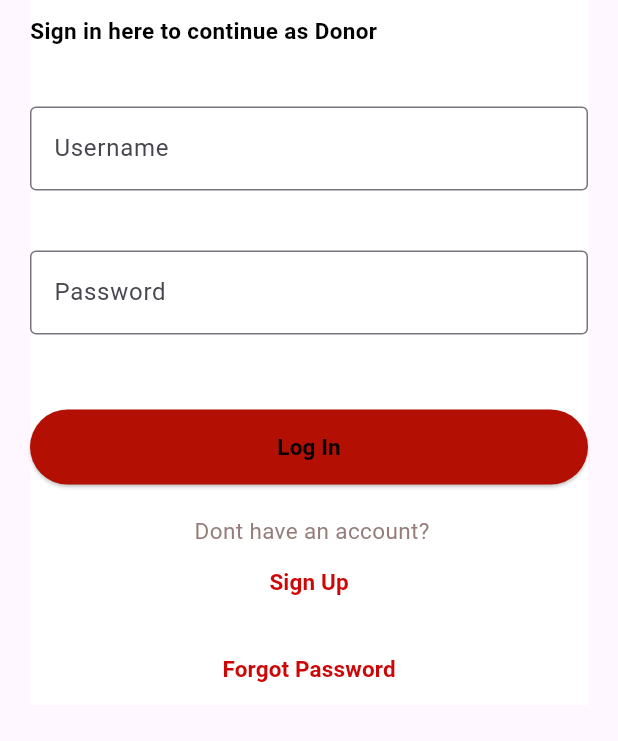
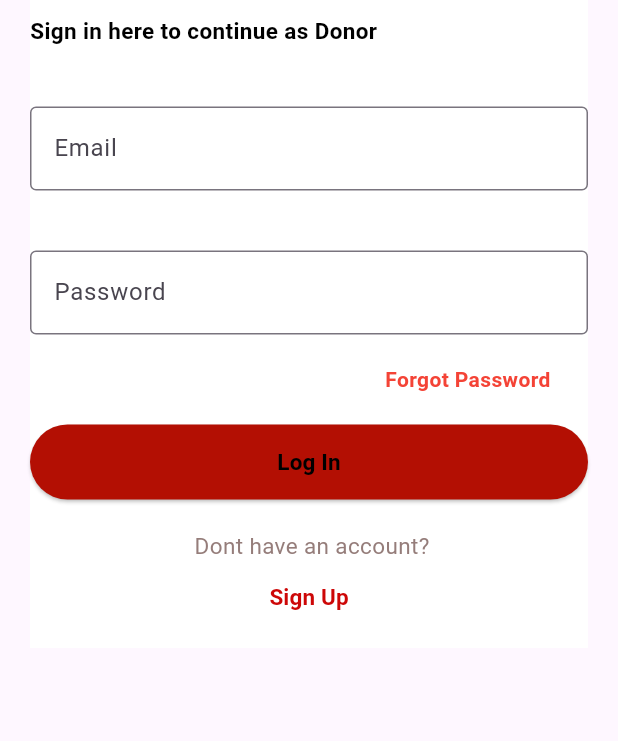
Before and after one commit to sruthi262/test, a Flutter app: the Signin screen opened by its route, on a phone screen of 412 x 824 dp, the part 84-825 px from its top. Run offline on Flutter 3.47's test engine with Material 3 defaults, Android fonts, the phone set to English and light mode, and no system bars; our stand-ins replace firebase_auth, get; accounts and stored records are empty.

Commit message:
Update donor_signin.dart

```diff
--- a/lib/donor_signin.dart
+++ b/lib/donor_signin.dart
@@ -1,10 +1,30 @@
+import 'package:blood_bank/auth.dart';
 import 'package:blood_bank/donor_forgot.dart';
 import 'package:blood_bank/donor_home.dart';
 import 'package:blood_bank/donor_signup.dart';
+
 import 'package:flutter/material.dart';
 
-class Signin extends StatelessWidget {
-  Signin({Key? key}) : super(key: key);
+class Signin extends StatefulWidget {
+  @override
+  State<Signin> createState() => _SigninState();
+}
+
+class _SigninState extends State<Signin> {
+  final _auth = AuthService();
+  final TextEditingController emailController = TextEditingController();
+  final TextEditingController passwordController = TextEditingController();
+
+  get nameController => null;
+
+  @override
+  void dispose() {
+    // Clean up the controller when the widget is disposed.
+    emailController.dispose();
+    passwordController.dispose();
+    super.dispose();
+  }
+
   @override
   Widget build(BuildContext context) {
     return Scaffold(
@@ -39,18 +59,48 @@ class Signin extends StatelessWidget {
                   height: 40.0,
                 ),
                 TextField(
+                  controller: emailController,
                   decoration: InputDecoration(
-                      border: OutlineInputBorder(), hintText: 'Username'),
+                      border: OutlineInputBorder(), hintText: 'Email'),
                 ),
                 SizedBox(
                   height: 40.0,
                 ),
                 TextField(
+                  controller: passwordController,
                   decoration: InputDecoration(
                       border: OutlineInputBorder(), hintText: 'Password'),
                 ),
                 SizedBox(
-                  height: 50.0,
+                  height: 20.0,
+                ),
+                Padding(
+                  padding: EdgeInsets.symmetric(horizontal: 25.0),
+                  child:
+                      Row(mainAxisAlignment: MainAxisAlignment.end, children: [
+                    GestureDetector(
+                      onTap: () {
+                        Navigator.push(
+                          context,
+                          MaterialPageRoute(
+                            builder: (context) {
+                              return donorforget();
+                            },
+                          ),
+                        );
+                      },
+                      child: Text(
+                        'Forgot Password',
+                        style: TextStyle(
+                          color: Colors.red,
+                          fontWeight: FontWeight.bold,
+                        ),
+                      ),
+                    )
+                  ]),
+                ),
+                SizedBox(
+                  height: 20.0,
                 ),
                 Center(
                   child: SizedBox(
@@ -61,8 +111,7 @@ class Signin extends StatelessWidget {
                         backgroundColor: Color.fromARGB(255, 179, 15, 3),
                         // Set the button's background color
                       ),
-                      onPressed: () => Navigator.of(context).pushReplacement(
-                          MaterialPageRoute(builder: (context) => donorhome())),
+                      onPressed: _login,
                       child: Text(
                         'Log In',
                         style: TextStyle(
@@ -105,20 +154,6 @@ class Signin extends StatelessWidget {
                 SizedBox(
                   height: 10.0,
                 ),
-                Center(
-                  child: TextButton(
-                    child: Text(
-                      'Forgot Password',
-                      style: TextStyle(
-                        color: Color.fromARGB(255, 205, 7, 7),
-                        fontSize: 15,
-                        fontWeight: FontWeight.bold,
-                      ),
-                    ),
-                    onPressed: () => Navigator.of(context).pushReplacement(
-                        MaterialPageRoute(builder: (context) => donorforget())),
-                  ),
-                ),
               ],
             ),
           ),
@@ -126,4 +161,18 @@ class Signin extends StatelessWidget {
       ),
     );
   }
+
+  _login() async {
+    final user = await _auth.loginUserWithEmailAndPassword(
+        emailController.text, passwordController.text);
+
+    if (user != null) {
+      Navigator.push(
+        context,
+        MaterialPageRoute(builder: (context) => const donorhome()),
+      );
+    } else {
+      print("cannot accept");
+    }
+  }
 }
```
